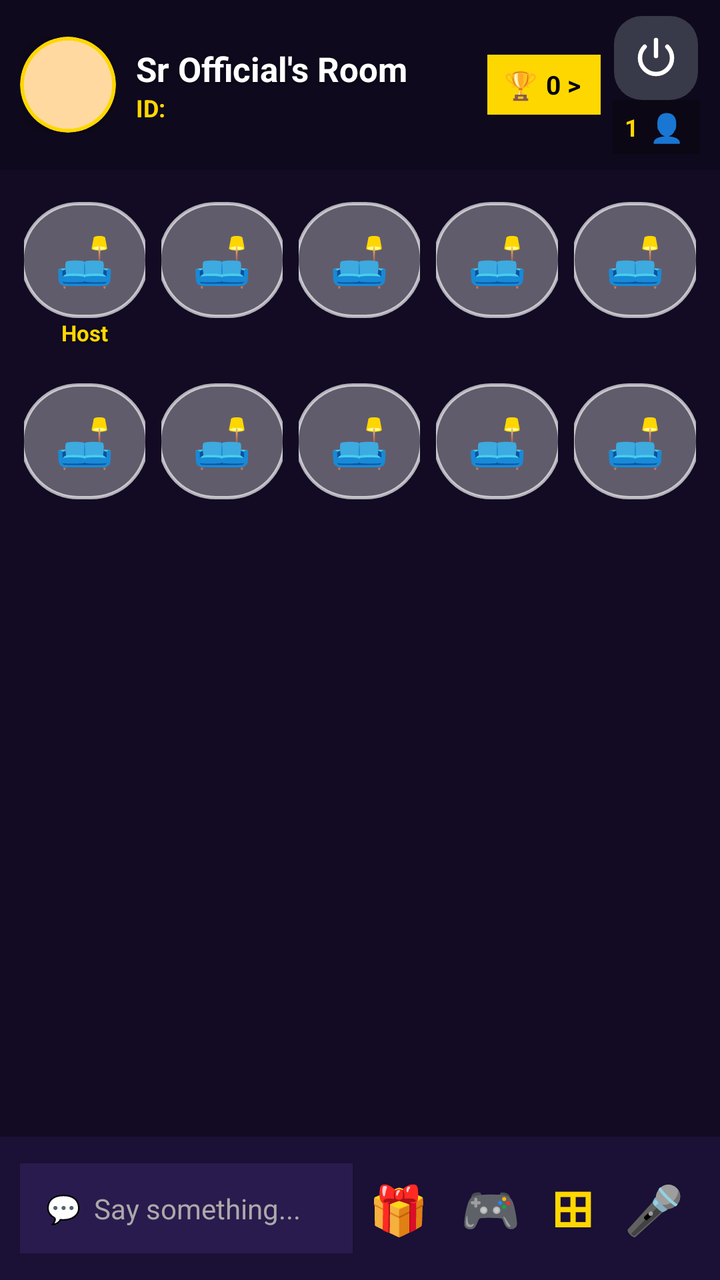
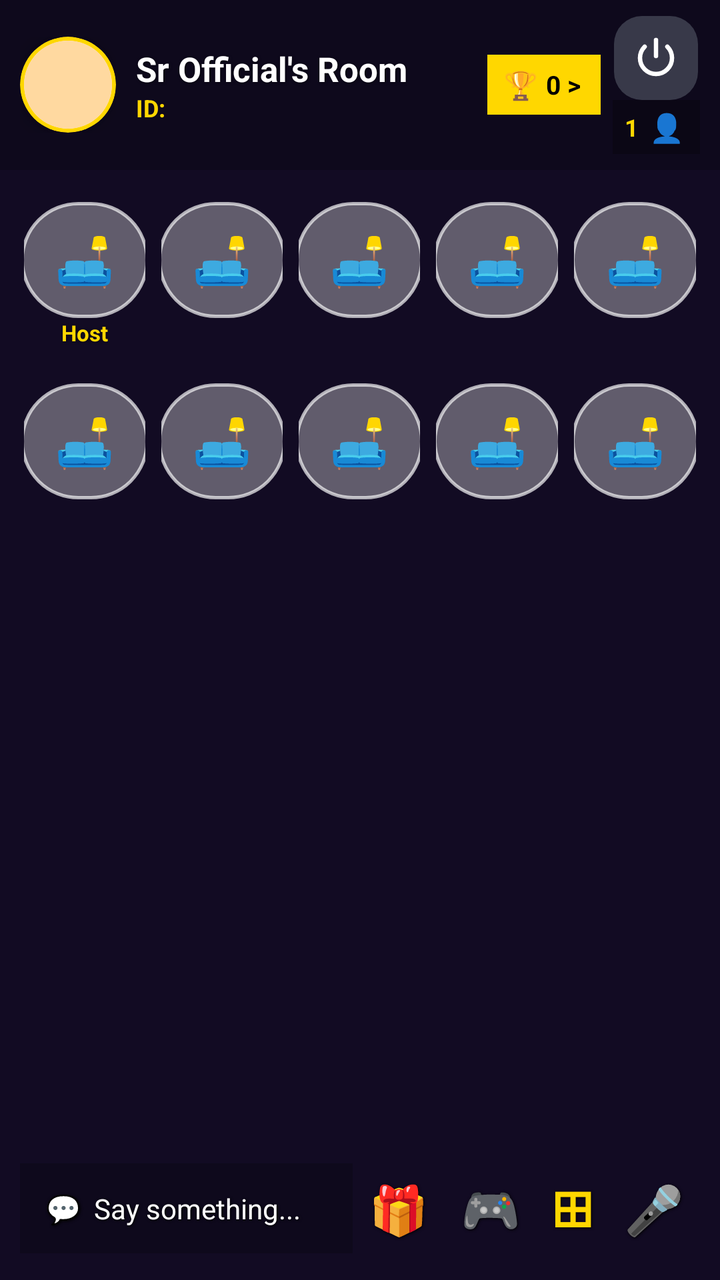

Before-and-after screenshots of an Android layout around one commit, followed by the original layout XML and the change that was made.
<!-- AndroidManifest.xml: activity theme Theme.SRVoiceChat -->
<!-- res/layout/activity_voice_room.xml -->
<?xml version="1.0" encoding="utf-8"?>
<FrameLayout xmlns:android="http://schemas.android.com/apk/res/android"
    xmlns:app="http://schemas.android.com/apk/res-auto"
    android:layout_width="match_parent"
    android:layout_height="match_parent"
    android:background="#1B1035">
    <ImageView
        android:id="@+id/imgRoomBackground"
        android:layout_width="match_parent"
        android:layout_height="match_parent"
        android:scaleType="centerCrop"
        android:background="#1B1035" />
    <View
        android:layout_width="match_parent"
        android:layout_height="match_parent"
        android:background="#55000000" />
    <LinearLayout
        android:layout_width="match_parent"
        android:layout_height="match_parent"
        android:orientation="vertical">
        
        <LinearLayout android:layout_width="match_parent" android:layout_height="wrap_content" android:orientation="horizontal" android:gravity="center_vertical" android:background="#33000000" android:paddingStart="10dp" android:paddingEnd="10dp" android:paddingTop="8dp" android:paddingBottom="8dp">
            <FrameLayout android:layout_width="48dp" android:layout_height="48dp">
                <androidx.cardview.widget.CardView android:layout_width="48dp" android:layout_height="48dp" app:cardCornerRadius="24dp" app:cardElevation="6dp" app:cardBackgroundColor="#FFD700">
                    <androidx.cardview.widget.CardView android:layout_width="44dp" android:layout_height="44dp" android:layout_gravity="center" app:cardCornerRadius="22dp" app:cardElevation="0dp">
                        <ImageView android:id="@+id/roomHeaderProfileImg" android:layout_width="match_parent" android:layout_height="match_parent" android:scaleType="centerCrop" android:background="#FFD9A0" android:src="@mipmap/ic_launcher" />
                    </androidx.cardview.widget.CardView>
                </androidx.cardview.widget.CardView>
                <ImageView android:id="@+id/roomHeaderHeadwearImg" android:layout_width="26dp" android:layout_height="26dp" android:layout_gravity="top|end" android:scaleType="centerCrop" android:visibility="gone" />
            </FrameLayout>
            <LinearLayout android:layout_width="0dp" android:layout_height="wrap_content" android:layout_weight="1" android:orientation="vertical" android:paddingStart="10dp">
                <TextView android:id="@+id/roomTitleText" android:layout_width="wrap_content" android:layout_height="wrap_content" android:text="Sr Official's Room" android:textColor="#FFFFFF" android:textSize="17sp" android:textStyle="bold" android:maxLines="1" android:ellipsize="end" android:shadowColor="#80000000" android:shadowDx="1" android:shadowDy="1" android:shadowRadius="3" />
                <TextView android:id="@+id/roomInfoText" android:layout_width="wrap_content" android:layout_height="wrap_content" android:text="ID: " android:textColor="#FFD700" android:textSize="12sp" android:textStyle="bold" />
                <TextView android:id="@+id/tvRoomName" android:layout_width="wrap_content" android:layout_height="wrap_content" android:text="Voice Room" android:visibility="gone" />
                <TextView android:id="@+id/tvRoomId" android:layout_width="wrap_content" android:layout_height="wrap_content" android:text="Room ID: " android:visibility="gone" />
                <TextView android:id="@+id/tvMyIdInRoom" android:layout_width="wrap_content" android:layout_height="wrap_content" android:text="ID: " android:visibility="gone" />
            </LinearLayout>
            
            <LinearLayout
                android:id="@+id/layoutRankingBanner"
                android:layout_width="wrap_content"
                android:layout_height="30dp"
                android:orientation="horizontal"
                android:gravity="center_vertical"
                android:background="#FFD700"
                android:paddingStart="8dp"
                android:paddingEnd="10dp"
                android:clickable="true"
                android:focusable="true">
                <TextView android:id="@+id/btnInRoomRanking" android:layout_width="wrap_content" android:layout_height="wrap_content" android:text="🏆" android:textSize="14sp" android:paddingEnd="4dp" />
                <TextView android:id="@+id/textRankingTotalCoins" android:layout_width="wrap_content" android:layout_height="wrap_content" android:text="0 &gt;" android:textColor="#000000" android:textSize="13sp" android:textStyle="bold" />
            </LinearLayout>
            <TextView android:id="@+id/textRoomCoins" android:layout_width="wrap_content" android:layout_height="wrap_content" android:text="🪙 0" android:textColor="#FFFFFF" android:textSize="13sp" android:textStyle="bold" android:paddingStart="2dp" android:paddingEnd="6dp" android:visibility="gone" />
            <LinearLayout android:layout_width="wrap_content" android:layout_height="wrap_content" android:orientation="vertical" android:gravity="center" android:paddingStart="6dp">
                <ImageButton
                    android:id="@+id/btnPower"
                    android:layout_width="42dp"
                    android:layout_height="42dp"
                    android:background="@drawable/bg_power_button"
                    android:src="@drawable/ic_power_white"
                    android:scaleType="centerInside"
                    android:padding="9dp" />
                <LinearLayout android:layout_width="wrap_content" android:layout_height="wrap_content" android:orientation="horizontal" android:gravity="center_vertical" android:background="#40000000" android:paddingHorizontal="6dp" android:paddingVertical="2dp">
                    <TextView android:id="@+id/textOnlineCount" android:layout_width="wrap_content" android:layout_height="wrap_content" android:text="1" android:textColor="#FFD700" android:textSize="12sp" android:textStyle="bold" />
                    <TextView android:id="@+id/btnOnlineList" android:layout_width="wrap_content" android:layout_height="wrap_content" android:text=" 👤" android:textSize="14sp" android:padding="2dp" />
                </LinearLayout>
            </LinearLayout>
        </LinearLayout>
        <LinearLayout android:id="@+id/layoutOwnerTools" android:layout_width="match_parent" android:layout_height="wrap_content" android:orientation="horizontal" android:visibility="gone">
            <Button android:id="@+id/btnRoomSet" android:layout_width="0dp" android:layout_height="wrap_content" android:layout_weight="1" android:text="Room Set" />
            <Button android:id="@+id/btnRoomEdit" android:layout_width="0dp" android:layout_height="wrap_content" android:layout_weight="1" android:text="Edit Room" />
        </LinearLayout>
        <androidx.recyclerview.widget.RecyclerView android:id="@+id/rvOnline" android:layout_width="match_parent" android:layout_height="wrap_content" android:visibility="gone" />
        
        <LinearLayout android:layout_width="match_parent" android:layout_height="wrap_content" android:orientation="horizontal" android:weightSum="5" android:paddingTop="12dp" android:paddingStart="8dp" android:paddingEnd="8dp" android:paddingBottom="2dp">
            <LinearLayout android:id="@+id/seat_0" android:layout_width="0dp" android:layout_height="wrap_content" android:layout_weight="1" android:orientation="vertical" android:gravity="center" android:padding="4dp"><FrameLayout android:layout_width="64dp" android:layout_height="58dp" android:background="@drawable/bg_sofa_seat"><ImageView android:id="@+id/seatImg_0" android:layout_width="match_parent" android:layout_height="match_parent" android:scaleType="centerCrop" android:visibility="gone" /><TextView android:id="@+id/seatLetter_0" android:layout_width="match_parent" android:layout_height="match_parent" android:gravity="center" android:text="🛋️" android:textSize="24sp" android:textColor="#FFFFFF" /></FrameLayout><TextView android:layout_width="wrap_content" android:layout_height="wrap_content" android:text="Host" android:textSize="11sp" android:textColor="#FFD700" android:textStyle="bold" android:shadowColor="#80000000" android:shadowDx="1" android:shadowDy="1" android:shadowRadius="3" /></LinearLayout>
            <LinearLayout android:id="@+id/seat_1" android:layout_width="0dp" android:layout_height="wrap_content" android:layout_weight="1" android:orientation="vertical" android:gravity="center" android:padding="4dp"><FrameLayout android:layout_width="64dp" android:layout_height="58dp" android:background="@drawable/bg_sofa_seat"><ImageView android:id="@+id/seatImg_1" android:layout_width="match_parent" android:layout_height="match_parent" android:scaleType="centerCrop" android:visibility="gone" /><TextView android:id="@+id/seatLetter_1" android:layout_width="match_parent" android:layout_height="match_parent" android:gravity="center" android:text="🛋️" android:textSize="24sp" android:textColor="#FFFFFF" /></FrameLayout><TextView android:layout_width="wrap_content" android:layout_height="wrap_content" android:text="" android:textSize="11sp" android:textColor="#FFFFFF" android:textStyle="bold" /></LinearLayout>
            <LinearLayout android:id="@+id/seat_2" android:layout_width="0dp" android:layout_height="wrap_content" android:layout_weight="1" android:orientation="vertical" android:gravity="center" android:padding="4dp"><FrameLayout android:layout_width="64dp" android:layout_height="58dp" android:background="@drawable/bg_sofa_seat"><ImageView android:id="@+id/seatImg_2" android:layout_width="match_parent" android:layout_height="match_parent" android:scaleType="centerCrop" android:visibility="gone" /><TextView android:id="@+id/seatLetter_2" android:layout_width="match_parent" android:layout_height="match_parent" android:gravity="center" android:text="🛋️" android:textSize="24sp" android:textColor="#FFFFFF" /></FrameLayout><TextView android:layout_width="wrap_content" android:layout_height="wrap_content" android:text="" android:textSize="11sp" android:textColor="#FFFFFF" android:textStyle="bold" /></LinearLayout>
            <LinearLayout android:id="@+id/seat_3" android:layout_width="0dp" android:layout_height="wrap_content" android:layout_weight="1" android:orientation="vertical" android:gravity="center" android:padding="4dp"><FrameLayout android:layout_width="64dp" android:layout_height="58dp" android:background="@drawable/bg_sofa_seat"><ImageView android:id="@+id/seatImg_3" android:layout_width="match_parent" android:layout_height="match_parent" android:scaleType="centerCrop" android:visibility="gone" /><TextView android:id="@+id/seatLetter_3" android:layout_width="match_parent" android:layout_height="match_parent" android:gravity="center" android:text="🛋️" android:textSize="24sp" android:textColor="#FFFFFF" /></FrameLayout><TextView android:layout_width="wrap_content" android:layout_height="wrap_content" android:text="" android:textSize="11sp" android:textColor="#FFFFFF" android:textStyle="bold" /></LinearLayout>
            <LinearLayout android:id="@+id/seat_4" android:layout_width="0dp" android:layout_height="wrap_content" android:layout_weight="1" android:orientation="vertical" android:gravity="center" android:padding="4dp"><FrameLayout android:layout_width="64dp" android:layout_height="58dp" android:background="@drawable/bg_sofa_seat"><ImageView android:id="@+id/seatImg_4" android:layout_width="match_parent" android:layout_height="match_parent" android:scaleType="centerCrop" android:visibility="gone" /><TextView android:id="@+id/seatLetter_4" android:layout_width="match_parent" android:layout_height="match_parent" android:gravity="center" android:text="🛋️" android:textSize="24sp" android:textColor="#FFFFFF" /></FrameLayout><TextView android:layout_width="wrap_content" android:layout_height="wrap_content" android:text="" android:textSize="11sp" android:textColor="#FFFFFF" android:textStyle="bold" /></LinearLayout>
        </LinearLayout>
        
        <LinearLayout android:layout_width="match_parent" android:layout_height="wrap_content" android:orientation="horizontal" android:weightSum="5" android:padding="8dp">
            <LinearLayout android:id="@+id/seat_5" android:layout_width="0dp" android:layout_height="wrap_content" android:layout_weight="1" android:orientation="vertical" android:gravity="center" android:padding="4dp"><FrameLayout android:layout_width="64dp" android:layout_height="58dp" android:background="@drawable/bg_sofa_seat"><ImageView android:id="@+id/seatImg_5" android:layout_width="match_parent" android:layout_height="match_parent" android:scaleType="centerCrop" android:visibility="gone" /><TextView android:id="@+id/seatLetter_5" android:layout_width="match_parent" android:layout_height="match_parent" android:gravity="center" android:text="🛋️" android:textSize="24sp" android:textColor="#FFFFFF" /></FrameLayout><TextView android:layout_width="wrap_content" android:layout_height="wrap_content" android:text="" android:textSize="11sp" android:textColor="#FFFFFF" android:textStyle="bold" /></LinearLayout>
            <LinearLayout android:id="@+id/seat_6" android:layout_width="0dp" android:layout_height="wrap_content" android:layout_weight="1" android:orientation="vertical" android:gravity="center" android:padding="4dp"><FrameLayout android:layout_width="64dp" android:layout_height="58dp" android:background="@drawable/bg_sofa_seat"><ImageView android:id="@+id/seatImg_6" android:layout_width="match_parent" android:layout_height="match_parent" android:scaleType="centerCrop" android:visibility="gone" /><TextView android:id="@+id/seatLetter_6" android:layout_width="match_parent" android:layout_height="match_parent" android:gravity="center" android:text="🛋️" android:textSize="24sp" android:textColor="#FFFFFF" /></FrameLayout><TextView android:layout_width="wrap_content" android:layout_height="wrap_content" android:text="" android:textSize="11sp" android:textColor="#FFFFFF" android:textStyle="bold" /></LinearLayout>
            <LinearLayout android:id="@+id/seat_7" android:layout_width="0dp" android:layout_height="wrap_content" android:layout_weight="1" android:orientation="vertical" android:gravity="center" android:padding="4dp"><FrameLayout android:layout_width="64dp" android:layout_height="58dp" android:background="@drawable/bg_sofa_seat"><ImageView android:id="@+id/seatImg_7" android:layout_width="match_parent" android:layout_height="match_parent" android:scaleType="centerCrop" android:visibility="gone" /><TextView android:id="@+id/seatLetter_7" android:layout_width="match_parent" android:layout_height="match_parent" android:gravity="center" android:text="🛋️" android:textSize="24sp" android:textColor="#FFFFFF" /></FrameLayout><TextView android:layout_width="wrap_content" android:layout_height="wrap_content" android:text="" android:textSize="11sp" android:textColor="#FFFFFF" android:textStyle="bold" /></LinearLayout>
            <LinearLayout android:id="@+id/seat_8" android:layout_width="0dp" android:layout_height="wrap_content" android:layout_weight="1" android:orientation="vertical" android:gravity="center" android:padding="4dp"><FrameLayout android:layout_width="64dp" android:layout_height="58dp" android:background="@drawable/bg_sofa_seat"><ImageView android:id="@+id/seatImg_8" android:layout_width="match_parent" android:layout_height="match_parent" android:scaleType="centerCrop" android:visibility="gone" /><TextView android:id="@+id/seatLetter_8" android:layout_width="match_parent" android:layout_height="match_parent" android:gravity="center" android:text="🛋️" android:textSize="24sp" android:textColor="#FFFFFF" /></FrameLayout><TextView android:layout_width="wrap_content" android:layout_height="wrap_content" android:text="" android:textSize="11sp" android:textColor="#FFFFFF" android:textStyle="bold" /></LinearLayout>
            <LinearLayout android:id="@+id/seat_9" android:layout_width="0dp" android:layout_height="wrap_content" android:layout_weight="1" android:orientation="vertical" android:gravity="center" android:padding="4dp"><FrameLayout android:layout_width="64dp" android:layout_height="58dp" android:background="@drawable/bg_sofa_seat"><ImageView android:id="@+id/seatImg_9" android:layout_width="match_parent" android:layout_height="match_parent" android:scaleType="centerCrop" android:visibility="gone" /><TextView android:id="@+id/seatLetter_9" android:layout_width="match_parent" android:layout_height="match_parent" android:gravity="center" android:text="🛋️" android:textSize="24sp" android:textColor="#FFFFFF" /></FrameLayout><TextView android:layout_width="wrap_content" android:layout_height="wrap_content" android:text="" android:textSize="11sp" android:textColor="#FFFFFF" android:textStyle="bold" /></LinearLayout>
        </LinearLayout>
        <TextView android:id="@+id/roomNoticeBarText" android:layout_width="match_parent" android:layout_height="wrap_content" android:visibility="gone" android:background="#CC1B1035" android:textColor="#FFD700" android:textSize="13sp" android:textStyle="bold" android:paddingStart="12dp" android:paddingEnd="12dp" android:paddingTop="8dp" android:paddingBottom="8dp" android:layout_marginStart="10dp" android:layout_marginEnd="10dp" android:maxLines="2" android:ellipsize="end" />
        <ScrollView android:id="@+id/chatScrollView" android:layout_width="match_parent" android:layout_height="0dp" android:layout_weight="1"><LinearLayout android:id="@+id/chatListContainer" android:layout_width="match_parent" android:layout_height="wrap_content" android:orientation="vertical" android:padding="8dp" /></ScrollView>
        
        <LinearLayout android:id="@+id/bottomBarContainer" android:layout_width="match_parent" android:layout_height="wrap_content" android:orientation="horizontal" android:gravity="center_vertical" android:background="#1B1035" android:padding="10dp">
            <TextView android:id="@+id/btnOpenChat" android:layout_width="0dp" android:layout_height="wrap_content" android:layout_weight="1" android:text="💬  Say something..." android:textColor="#AAAAAA" android:textSize="14sp" android:background="#2A1B4E" android:padding="13dp" />
            <TextView android:id="@+id/btnGiftBox" android:layout_width="wrap_content" android:layout_height="wrap_content" android:text="🎁" android:textSize="24sp" android:padding="8dp" />
            <TextView android:id="@+id/btnGame" android:layout_width="wrap_content" android:layout_height="wrap_content" android:text="🎮" android:textSize="24sp" android:padding="8dp" />
            <TextView android:id="@+id/btnRoomTools" android:layout_width="wrap_content" android:layout_height="wrap_content" android:text="⊞" android:textSize="26sp" android:textColor="#FFD700" android:textStyle="bold" android:padding="8dp" />
            <TextView android:id="@+id/btnMicToggle" android:layout_width="wrap_content" android:layout_height="wrap_content" android:text="🎤" android:textSize="24sp" android:padding="8dp" />
        </LinearLayout>
        <LinearLayout android:id="@+id/chatPopupBar" android:layout_width="match_parent" android:layout_height="wrap_content" android:orientation="horizontal" android:gravity="center_vertical" android:visibility="gone" android:background="#1B1035" android:padding="8dp">
            <EditText android:id="@+id/inputChatMessage" android:layout_width="0dp" android:layout_height="wrap_content" android:layout_weight="1" android:hint="Type message..." android:textColor="#FFFFFF" android:textColorHint="#AAAAAA" android:textSize="14sp" android:background="#2A1B4E" android:padding="12dp" />
            <TextView android:id="@+id/btnChatOption" android:layout_width="wrap_content" android:layout_height="wrap_content" android:text="Send" android:textColor="#000000" android:textStyle="bold" android:background="#FFD700" android:padding="12dp" />
        </LinearLayout>
    </LinearLayout>
</FrameLayout>
<!-- resources referenced by this layout -->
<resources>
  <!-- drawable bg_power_button (drawable) -->
  <?xml version="1.0" encoding="utf-8"?>
  <shape xmlns:android="http://schemas.android.com/apk/res/android"
      android:shape="rectangle">
      <corners android:radius="14dp" />
      <solid android:color="#4D9AAAB0" />
  </shape>
  <!-- drawable bg_sofa_seat (drawable) -->
  <?xml version="1.0" encoding="utf-8"?>
  <shape xmlns:android="http://schemas.android.com/apk/res/android"
      android:shape="rectangle">
      <corners android:radius="28dp" />
      <solid android:color="#55FFFFFF" />
      <stroke android:width="1.5dp" android:color="#AAFFFFFF" />
  </shape>
  <!-- drawable ic_power_white (drawable) -->
  <?xml version="1.0" encoding="utf-8"?>
  <vector xmlns:android="http://schemas.android.com/apk/res/android"
      android:width="24dp"
      android:height="24dp"
      android:viewportWidth="24"
      android:viewportHeight="24">
      <path
          android:strokeColor="#FFFFFF"
          android:strokeWidth="2.2"
          android:strokeLineCap="round"
          android:pathData="M12,3 L12,11" />
      <path
          android:fillColor="#00000000"
          android:strokeColor="#FFFFFF"
          android:strokeWidth="2.2"
          android:strokeLineCap="round"
          android:pathData="M17.66,6.34 A8,8 0 1,1 6.34,6.34" />
  </vector>
  <!-- mipmap ic_launcher (mipmap-anydpi-v26) -->
  <?xml version="1.0" encoding="utf-8"?>
  <adaptive-icon xmlns:android="http://schemas.android.com/apk/res/android">
      <background android:drawable="@color/ic_launcher_background" />
      <foreground android:drawable="@drawable/ic_launcher_foreground" />
  </adaptive-icon>
  <style name="Theme.SRVoiceChat" parent="Theme.Material3.DayNight.NoActionBar">
          <item name="colorPrimary">#FF4081</item>
          <item name="android:statusBarColor">#FF4081</item>
          <item name="android:windowLightStatusBar">true</item>
      </style>
  <color name="ic_launcher_background">#FF4081</color>
  <!-- drawable ic_launcher_foreground (drawable) -->
  <?xml version="1.0" encoding="utf-8"?>
  <vector xmlns:android="http://schemas.android.com/apk/res/android"
      android:width="108dp"
      android:height="108dp"
      android:viewportWidth="108"
      android:viewportHeight="108">
      <path
          android:fillColor="#FF4081"
          android:pathData="M54,54m-48,0a48,48 0,1 1,96 0a48,48 0,1 1,-96 0" />
      <path
          android:fillColor="#FFFFFF"
          android:pathData="M54,30c-6.6,0 -12,5.4 -12,12v14c0,6.6 5.4,12 12,12s12,-5.4 12,-12V42c0,-6.6 -5.4,-12 -12,-12z" />
      <path
          android:fillColor="#FFFFFF"
          android:pathData="M32,56c0,12.1 9.9,22 22,22s22,-9.9 22,-22h-6c0,8.8 -7.2,16 -16,16s-16,-7.2 -16,-16h-6z" />
      <path
          android:fillColor="#FFFFFF"
          android:pathData="M54,76v10h0c-1.1,0 -2,0.9 -2,2s0.9,2 2,2s2,-0.9 2,-2V76h-2z" />
  </vector>
</resources>

<!-- the commit's change to res/layout/activity_voice_room.xml (unified diff, before → after) -->
@@ -87,18 +87,19 @@
             <LinearLayout android:id="@+id/seat_8" android:layout_width="0dp" android:layout_height="wrap_content" android:layout_weight="1" android:orientation="vertical" android:gravity="center" android:padding="4dp"><FrameLayout android:layout_width="64dp" android:layout_height="58dp" android:background="@drawable/bg_sofa_seat"><ImageView android:id="@+id/seatImg_8" android:layout_width="match_parent" android:layout_height="match_parent" android:scaleType="centerCrop" android:visibility="gone" /><TextView android:id="@+id/seatLetter_8" android:layout_width="match_parent" android:layout_height="match_parent" android:gravity="center" android:text="🛋️" android:textSize="24sp" android:textColor="#FFFFFF" /></FrameLayout><TextView android:layout_width="wrap_content" android:layout_height="wrap_content" android:text="" android:textSize="11sp" android:textColor="#FFFFFF" android:textStyle="bold" /></LinearLayout>
             <LinearLayout android:id="@+id/seat_9" android:layout_width="0dp" android:layout_height="wrap_content" android:layout_weight="1" android:orientation="vertical" android:gravity="center" android:padding="4dp"><FrameLayout android:layout_width="64dp" android:layout_height="58dp" android:background="@drawable/bg_sofa_seat"><ImageView android:id="@+id/seatImg_9" android:layout_width="match_parent" android:layout_height="match_parent" android:scaleType="centerCrop" android:visibility="gone" /><TextView android:id="@+id/seatLetter_9" android:layout_width="match_parent" android:layout_height="match_parent" android:gravity="center" android:text="🛋️" android:textSize="24sp" android:textColor="#FFFFFF" /></FrameLayout><TextView android:layout_width="wrap_content" android:layout_height="wrap_content" android:text="" android:textSize="11sp" android:textColor="#FFFFFF" android:textStyle="bold" /></LinearLayout>
         </LinearLayout>
-        <TextView android:id="@+id/roomNoticeBarText" android:layout_width="match_parent" android:layout_height="wrap_content" android:visibility="gone" android:background="#CC1B1035" android:textColor="#FFD700" android:textSize="13sp" android:textStyle="bold" android:paddingStart="12dp" android:paddingEnd="12dp" android:paddingTop="8dp" android:paddingBottom="8dp" android:layout_marginStart="10dp" android:layout_marginEnd="10dp" android:maxLines="2" android:ellipsize="end" />
-        <ScrollView android:id="@+id/chatScrollView" android:layout_width="match_parent" android:layout_height="0dp" android:layout_weight="1"><LinearLayout android:id="@+id/chatListContainer" android:layout_width="match_parent" android:layout_height="wrap_content" android:orientation="vertical" android:padding="8dp" /></ScrollView>
         
-        <LinearLayout android:id="@+id/bottomBarContainer" android:layout_width="match_parent" android:layout_height="wrap_content" android:orientation="horizontal" android:gravity="center_vertical" android:background="#1B1035" android:padding="10dp">
-            <TextView android:id="@+id/btnOpenChat" android:layout_width="0dp" android:layout_height="wrap_content" android:layout_weight="1" android:text="💬  Say something..." android:textColor="#AAAAAA" android:textSize="14sp" android:background="#2A1B4E" android:padding="13dp" />
-            <TextView android:id="@+id/btnGiftBox" android:layout_width="wrap_content" android:layout_height="wrap_content" android:text="🎁" android:textSize="24sp" android:padding="8dp" />
-            <TextView android:id="@+id/btnGame" android:layout_width="wrap_content" android:layout_height="wrap_content" android:text="🎮" android:textSize="24sp" android:padding="8dp" />
-            <TextView android:id="@+id/btnRoomTools" android:layout_width="wrap_content" android:layout_height="wrap_content" android:text="⊞" android:textSize="26sp" android:textColor="#FFD700" android:textStyle="bold" android:padding="8dp" />
-            <TextView android:id="@+id/btnMicToggle" android:layout_width="wrap_content" android:layout_height="wrap_content" android:text="🎤" android:textSize="24sp" android:padding="8dp" />
+        <TextView android:id="@+id/roomNoticeBarText" android:layout_width="match_parent" android:layout_height="wrap_content" android:visibility="gone" android:background="@android:color/transparent" android:textColor="#FFD700" android:textSize="13sp" android:textStyle="bold" android:paddingStart="12dp" android:paddingEnd="12dp" android:paddingTop="8dp" android:paddingBottom="8dp" android:layout_marginStart="10dp" android:layout_marginEnd="10dp" android:maxLines="2" android:ellipsize="end" android:shadowColor="#FF000000" android:shadowDx="1" android:shadowDy="1" android:shadowRadius="4" />
+        <ScrollView android:id="@+id/chatScrollView" android:layout_width="match_parent" android:layout_height="0dp" android:layout_weight="1"><LinearLayout android:id="@+id/chatListContainer" android:layout_width="match_parent" android:layout_height="wrap_content" android:orientation="vertical" android:padding="8dp" android:background="@android:color/transparent" /></ScrollView>
+        
+        <LinearLayout android:id="@+id/bottomBarContainer" android:layout_width="match_parent" android:layout_height="wrap_content" android:orientation="horizontal" android:gravity="center_vertical" android:background="@android:color/transparent" android:padding="10dp">
+            <TextView android:id="@+id/btnOpenChat" android:layout_width="0dp" android:layout_height="wrap_content" android:layout_weight="1" android:text="💬  Say something..." android:textColor="#FFFFFF" android:textSize="14sp" android:background="#33000000" android:padding="13dp" android:shadowColor="#FF000000" android:shadowDx="1" android:shadowDy="1" android:shadowRadius="3" />
+            <TextView android:id="@+id/btnGiftBox" android:layout_width="wrap_content" android:layout_height="wrap_content" android:text="🎁" android:textSize="24sp" android:padding="8dp" android:shadowColor="#FF000000" android:shadowDx="1" android:shadowDy="1" android:shadowRadius="3" />
+            <TextView android:id="@+id/btnGame" android:layout_width="wrap_content" android:layout_height="wrap_content" android:text="🎮" android:textSize="24sp" android:padding="8dp" android:shadowColor="#FF000000" android:shadowDx="1" android:shadowDy="1" android:shadowRadius="3" />
+            <TextView android:id="@+id/btnRoomTools" android:layout_width="wrap_content" android:layout_height="wrap_content" android:text="⊞" android:textSize="26sp" android:textColor="#FFD700" android:textStyle="bold" android:padding="8dp" android:shadowColor="#FF000000" android:shadowDx="1" android:shadowDy="1" android:shadowRadius="3" />
+            <TextView android:id="@+id/btnMicToggle" android:layout_width="wrap_content" android:layout_height="wrap_content" android:text="🎤" android:textSize="24sp" android:padding="8dp" android:shadowColor="#FF000000" android:shadowDx="1" android:shadowDy="1" android:shadowRadius="3" />
         </LinearLayout>
-        <LinearLayout android:id="@+id/chatPopupBar" android:layout_width="match_parent" android:layout_height="wrap_content" android:orientation="horizontal" android:gravity="center_vertical" android:visibility="gone" android:background="#1B1035" android:padding="8dp">
-            <EditText android:id="@+id/inputChatMessage" android:layout_width="0dp" android:layout_height="wrap_content" android:layout_weight="1" android:hint="Type message..." android:textColor="#FFFFFF" android:textColorHint="#AAAAAA" android:textSize="14sp" android:background="#2A1B4E" android:padding="12dp" />
+        <LinearLayout android:id="@+id/chatPopupBar" android:layout_width="match_parent" android:layout_height="wrap_content" android:orientation="horizontal" android:gravity="center_vertical" android:visibility="gone" android:background="@android:color/transparent" android:padding="8dp">
+            <EditText android:id="@+id/inputChatMessage" android:layout_width="0dp" android:layout_height="wrap_content" android:layout_weight="1" android:hint="Type message..." android:textColor="#FFFFFF" android:textColorHint="#AAAAAA" android:textSize="14sp" android:background="#33000000" android:padding="12dp" />
             <TextView android:id="@+id/btnChatOption" android:layout_width="wrap_content" android:layout_height="wrap_content" android:text="Send" android:textColor="#000000" android:textStyle="bold" android:background="#FFD700" android:padding="12dp" />
         </LinearLayout>
     </LinearLayout>
